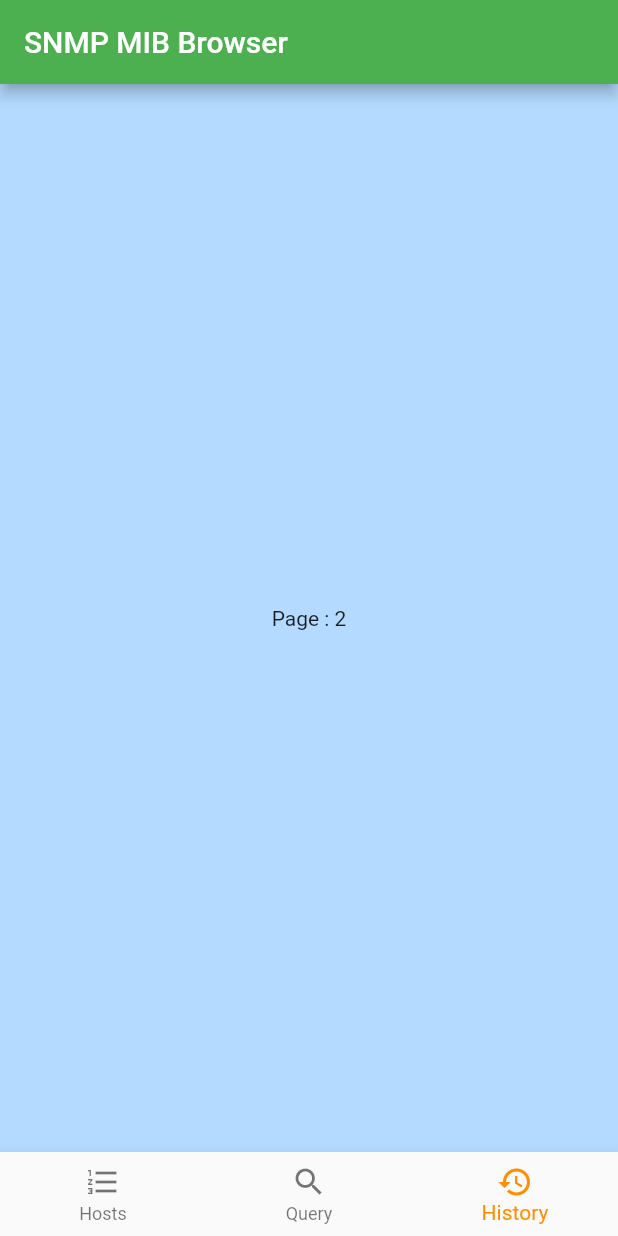
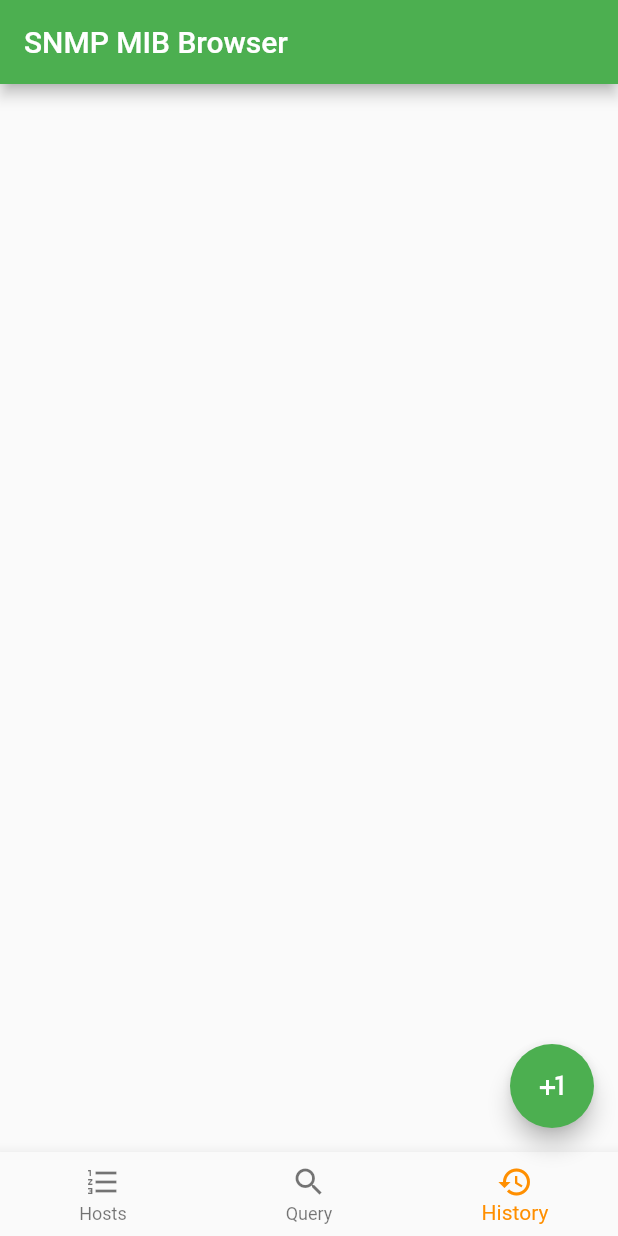
Before and after one commit to MakotoAtsu/SNMP_Browser, a Flutter app: the screen it shows after launch, item 3 of the bottom bar chosen, on a phone screen of 412 x 824 dp. Run offline on Flutter 3.47's test engine with Material 2 defaults, Android fonts, the phone set to English and light mode, and no system bars; our stand-ins replace flutter_redux, redux; missing offline and left inert: dart_snmp.

Commit message:
Update History Page

```diff
--- a/lib/main.dart
+++ b/lib/main.dart
@@ -24,7 +24,6 @@ class SNMPBrowser extends StatelessWidget {
       ),
       home: Home(),
     );
-
     var storeProvider = StoreProvider(store: appStore, child: app);
     return storeProvider;
   }
--- a/lib/widget/Compoments/ButtomNavi.dart
+++ b/lib/widget/Compoments/BottomNavi.dart
@@ -4,7 +4,7 @@ import 'package:flutter_redux/flutter_redux.dart';
 import 'package:snmp_browser/store/AppState.dart';
 import 'package:snmp_browser/store/PageIndexReducer.dart';
 
-class ButtomNavi extends StatelessWidget {
+class BottomNaviBar extends StatelessWidget {
   @override
   Widget build(BuildContext context) {
     var store = StoreProvider.of<AppState>(context);
--- a/lib/widget/Compoments/GoButton.dart
+++ b/lib/widget/Compoments/GoButton.dart
@@ -3,8 +3,8 @@ import 'package:dart_snmp/dart_snmp.dart';
 import 'package:flutter/material.dart';
 import 'package:flutter_redux/flutter_redux.dart';
 import 'package:redux/redux.dart';
+import 'package:snmp_browser/store/AppState.dart';
 import 'package:snmp_browser/store/HistoryReducer.dart';
-import '../../store/AppState.dart';
 
 class GoButton extends StatelessWidget {
   late final Store<AppState> store;
--- /dev/null
+++ b/lib/widget/Compoments/TopBar.dart
@@ -0,0 +1,6 @@
+import 'package:flutter/material.dart';
+
+class TopBar extends AppBar {
+  @override
+  Widget? get title => const Text("SNMP MIB Browser");
+}
--- a/lib/widget/Home.dart
+++ b/lib/widget/Home.dart
@@ -1,27 +1,27 @@
-import 'dart:io';
 import 'package:flutter/material.dart';
 import 'package:flutter_redux/flutter_redux.dart';
+import 'package:snmp_browser/widget/Pages/HistoryPage.dart';
+import 'package:snmp_browser/widget/Pages/HostsPage.dart';
 import '../store/AppState.dart';
-import 'Compoments/ButtomNavi.dart';
+import 'Compoments/BottomNavi.dart';
 
 class Home extends StatelessWidget {
-  AppBar? topAppBar() {
-    return AppBar(
-      title: const Text("SNMP MIB Browser"),
-    );
+  Widget getRenderPage(int pageIndex) {
+    switch (pageIndex) {
+      case 0:
+        return HostsPage();
+      case 2:
+        return HistoryPage();
+    }
+
+    return HostsPage();
   }
 
   @override
   Widget build(BuildContext context) {
     var body = StoreConnector<AppState, int>(
         converter: (store) => store.state.pageIndex,
-        builder: (context, pageIdx) => Scaffold(
-            appBar: topAppBar(),
-            backgroundColor: Color.fromARGB(255, 180, 219, 255),
-            // body: QueryHistory(),
-            body: Center(child: Text("Page : " + pageIdx.toString())),
-            bottomNavigationBar: ButtomNavi()));
-
+        builder: (context, pageIdx) => getRenderPage(pageIdx));
     return body;
   }
 }
--- a/lib/widget/Pages/HistoryPage.dart
+++ b/lib/widget/Pages/HistoryPage.dart
@@ -1,9 +1,16 @@
+import 'dart:io';
+import 'package:dart_snmp/dart_snmp.dart';
 import 'package:flutter/material.dart';
+import 'package:redux/redux.dart';
 import 'package:flutter_redux/flutter_redux.dart';
 import 'package:snmp_browser/store/AppState.dart';
 import 'package:snmp_browser/store/HistoryReducer.dart';
+import 'package:snmp_browser/widget/Compoments/BottomNavi.dart';
+import 'package:snmp_browser/widget/Compoments/TopBar.dart';
 
-class QueryHistory extends StatelessWidget {
+class HistoryPage extends StatelessWidget {
+  late final Store<AppState> store;
+
   ListView _renderList(List<QueryResult> history) {
     return ListView.separated(
       shrinkWrap: true,
@@ -12,17 +19,41 @@ class QueryHistory extends StatelessWidget {
           title: Text(history[index].oid),
           subtitle: Text(history[index].value)),
       separatorBuilder: (BuildContext context, int index) => const Divider(
-        color: Colors.red,
-        thickness: 8,
+        // color: Colors.red,
+        thickness: 4,
       ),
     );
   }
 
+  void query() async {
+    var session = await Snmp.createSession(InternetAddress("172.24.54.28"));
+    var result = await session.getNext(Oid.fromString("1.3.6.1.2"));
+
+    var action = AppendQueryResultAction(QueryResult(
+      result.pdu.varbinds[0].oid.toString(),
+      result.pdu.varbinds[0].tag,
+      result.pdu.varbinds[0].value,
+    ));
+
+    store.dispatch(action);
+  }
+
   @override
   Widget build(BuildContext context) {
-    var historyWidget = StoreConnector<AppState, List<QueryResult>>(
+    store = StoreProvider.of<AppState>(context);
+
+    var body = StoreConnector<AppState, List<QueryResult>>(
         converter: (store) => store.state.histories,
-        builder: (context, history) => _renderList(history));
-    return historyWidget;
+        builder: (context, history) => Scaffold(
+              appBar: TopBar(),
+              body: _renderList(history),
+              floatingActionButton: FloatingActionButton(
+                onPressed: () => query(),
+                child: const Icon(Icons.plus_one),
+              ),
+              bottomNavigationBar: BottomNaviBar(),
+            ));
+
+    return body;
   }
 }
```
Also changed, not shown: lib/widget/Pages/HostsPage.dart (added, +20 -0 lines).
